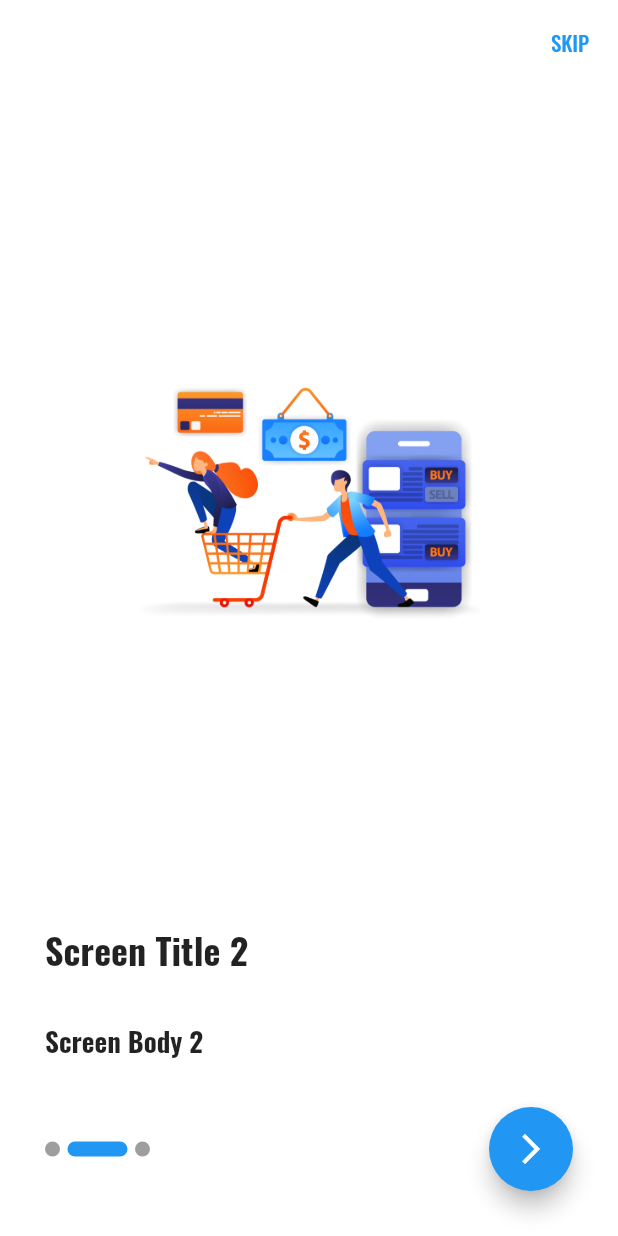
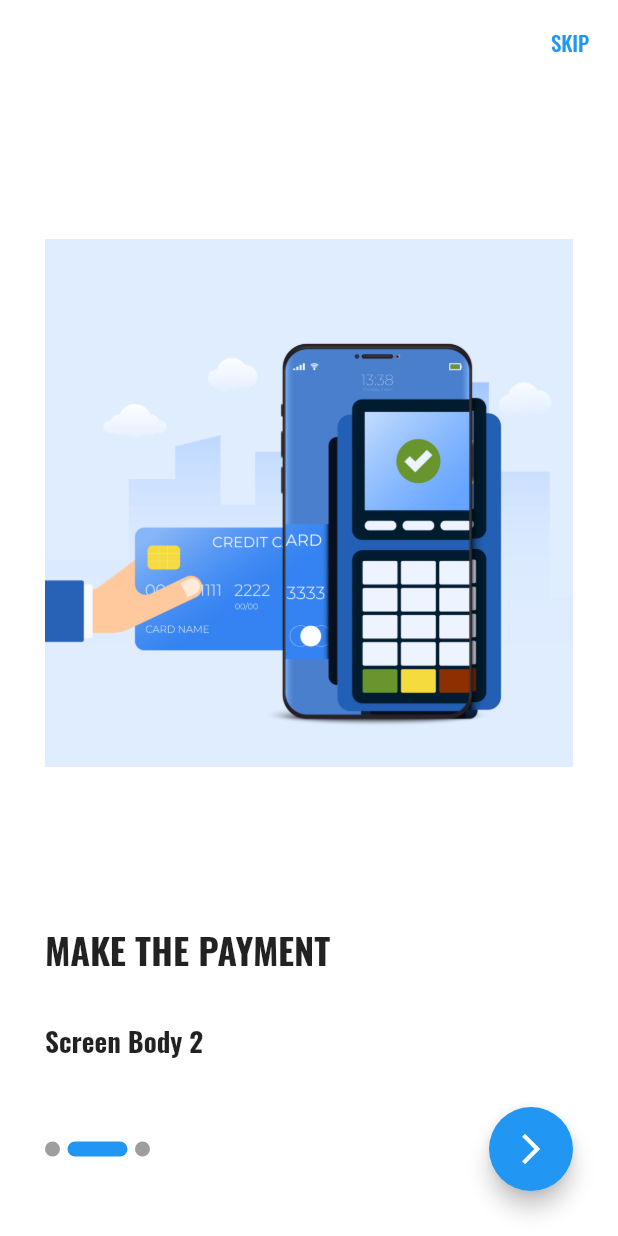
Before and after one commit to salahsaeed152/Shop_App, a Flutter app: the screen it shows after launch, swiped to page 2, on a phone screen of 412 x 824 dp. Run offline on Flutter 3.47's test engine with Material 2 defaults, Android fonts, the phone set to English and light mode, and no system bars; drawn by our look-alikes of smooth_page_indicator; our stand-ins replace bloc, carousel_slider, conditional_builder, dio, flutter_bloc, fluttertoast and 2 more; accounts and stored records are empty.

Commit message:
on boarding images

```diff
--- a/lib/modules/on_boarding/on_boarding_screen.dart
+++ b/lib/modules/on_boarding/on_boarding_screen.dart
@@ -25,18 +25,18 @@ class OnBoardingScreen extends StatefulWidget {
 class _OnBoardingScreenState extends State<OnBoardingScreen> {
   List<BoardingModel> boarding = [
     BoardingModel(
-      imagePath: 'assets/images/on_boarding_2.jpg',
-      title: 'Screen Title 1',
-      body: 'Screen Body 1',
+      imagePath: 'assets/images/discover.jpg',
+      title: 'DISCOVER',
+      body: 'welcome to our shop',
     ),
     BoardingModel(
-      imagePath: 'assets/images/on_boarding_2.jpg',
-      title: 'Screen Title 2',
+      imagePath: 'assets/images/payment.jpg',
+      title: 'MAKE THE PAYMENT',
       body: 'Screen Body 2',
     ),
     BoardingModel(
       imagePath: 'assets/images/on_boarding_2.jpg',
-      title: 'Screen Title 3',
+      title: 'ENJOY YOUR SHOPPING',
       body: 'Screen Body 3',
     ),
   ];
--- a/pubspec.yaml
+++ b/pubspec.yaml
@@ -30,8 +30,6 @@ dependencies:
   #hexcolor package for converting hexCode to color  in my app
   shared_preferences: ^2.0.6
   #shared_preferences package to save data locally  in my app
-#  webView_flutter: ^2.0.7
-  #webview_flutter package to show data  in my app
   smooth_page_indicator: ^0.2.3
   #smooth_page_indicator package to customize animated page indicator with a set of built-in effects  in my app
   fluttertoast: ^8.0.7
```
Also changed, not shown: assets/images/discover.jpg (added), assets/images/payment.jpg (added).
